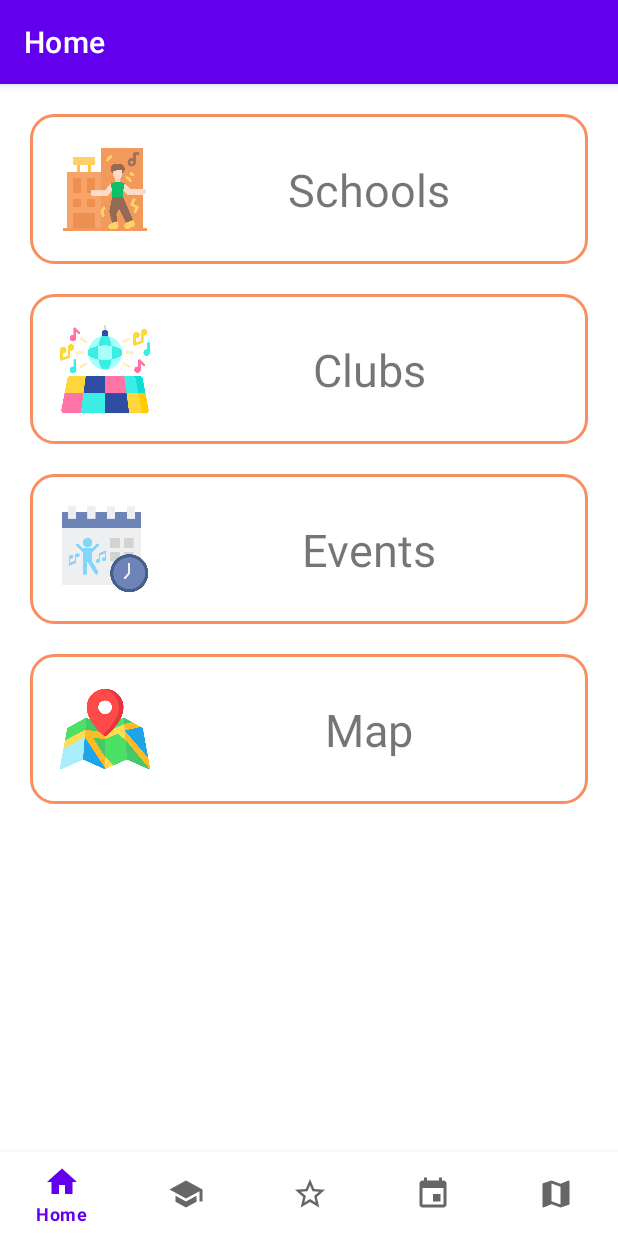
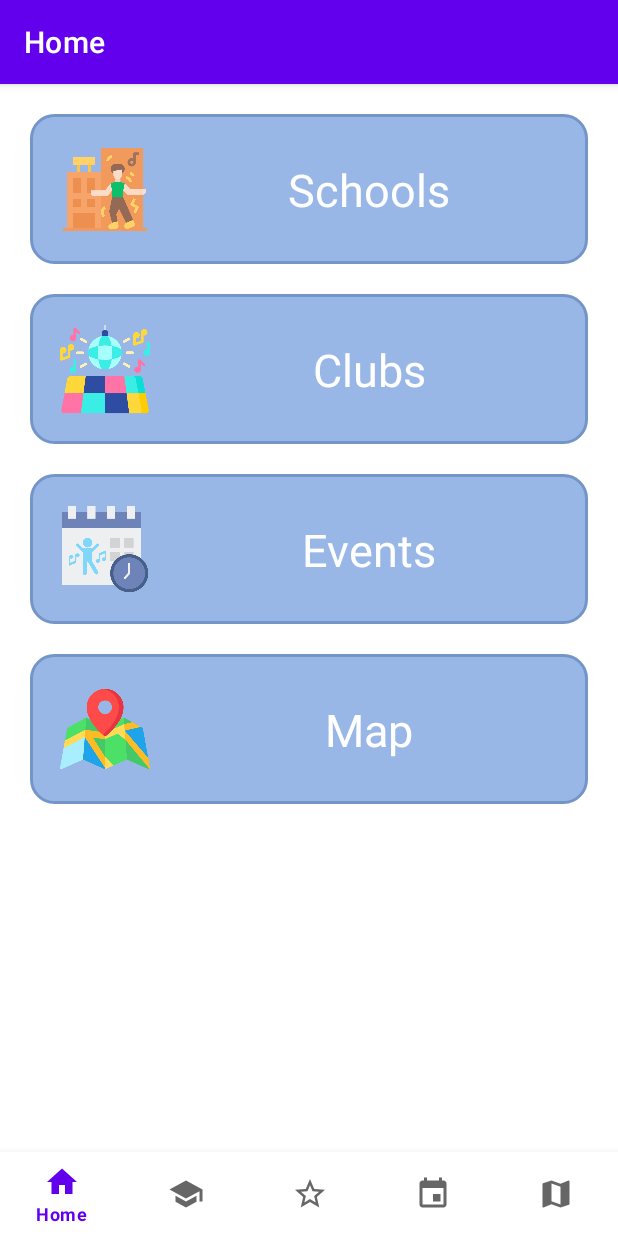
Before and after one commit to rares-mocanu/android-project, an Android app: the HomeFragment screen opened directly, with no data from a screen before it, on a phone screen of 412 x 824 dp. Run offline under Robolectric (Android 15) with nearby library versions, the phone set to English and light mode, and no system bars; our stand-ins replace Room's generated code, navigation-ui.

Commit message:
blue bg and white text menu

```diff
--- a/app/src/main/res/drawable/bg_hp_item.xml
+++ b/app/src/main/res/drawable/bg_hp_item.xml
@@ -1,10 +1,10 @@
 <?xml version="1.0" encoding="utf-8"?>
 <shape xmlns:android="http://schemas.android.com/apk/res/android"
     android:shape="rectangle">
-    <solid android:color="#FFFFFF" />
+    <solid android:color="#98B7E7" />
     <stroke
         android:width="2dp"
-        android:color="#F98E5F" />
+        android:color="#7495C8" />
     <corners
         android:bottomLeftRadius="15dp"
         android:bottomRightRadius="15dp"
--- a/app/src/main/res/layout/homepage_item.xml
+++ b/app/src/main/res/layout/homepage_item.xml
@@ -24,6 +24,7 @@
         android:layout_width="wrap_content"
         android:layout_height="wrap_content"
         android:textSize="30sp"
+        android:textColor="#FFFFFF"
         app:layout_constraintBottom_toBottomOf="parent"
         app:layout_constraintEnd_toEndOf="parent"
         app:layout_constraintHorizontal_bias="0.5"
```
Also changed, not shown: 1 other file.
